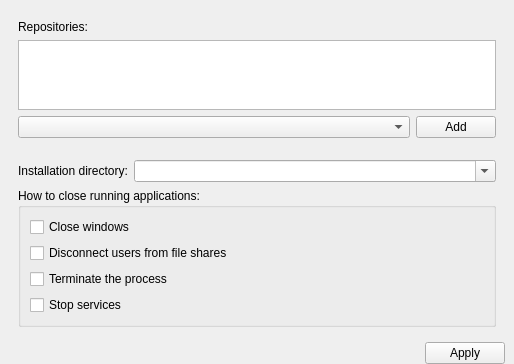
npackd/npackd-cpp, file npackdg/src/settingsframe.ui: the form before one commit.
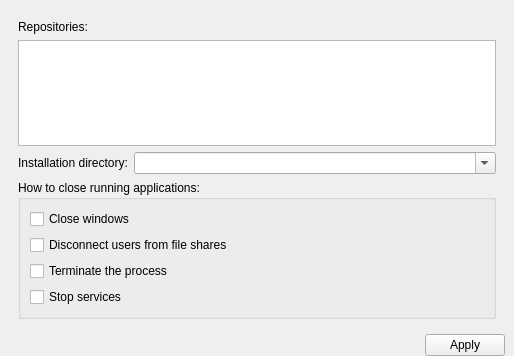
The form after the commit.

Commit message: comments in the list of repositories

Diff of the .ui file:
```diff
--- a/npackdg/src/settingsframe.ui
+++ b/npackdg/src/settingsframe.ui
@@ -84,36 +84,6 @@
         </property>
        </widget>
       </item>
-      <item>
-       <layout class="QHBoxLayout" name="horizontalLayout" stretch="1,0">
-        <property name="bottomMargin">
-         <number>16</number>
-        </property>
-        <item>
-         <widget class="QComboBox" name="comboBoxRep">
-          <property name="toolTip">
-           <string>list of previously used repositories</string>
-          </property>
-          <property name="editable">
-           <bool>false</bool>
-          </property>
-          <property name="frame">
-           <bool>true</bool>
-          </property>
-         </widget>
-        </item>
-        <item>
-         <widget class="QPushButton" name="pushButtonAddRep">
-          <property name="toolTip">
-           <string>add the selected previously used repository to the active list</string>
-          </property>
-          <property name="text">
-           <string>Add</string>
-          </property>
-         </widget>
-        </item>
-       </layout>
-      </item>
       <item>
        <layout class="QHBoxLayout" name="horizontalLayout_2" stretch="0,1">
         <item>
```
Left out of the diff: 4 changed lines with no effect on the pictures. The commit also changes 2 other files.
